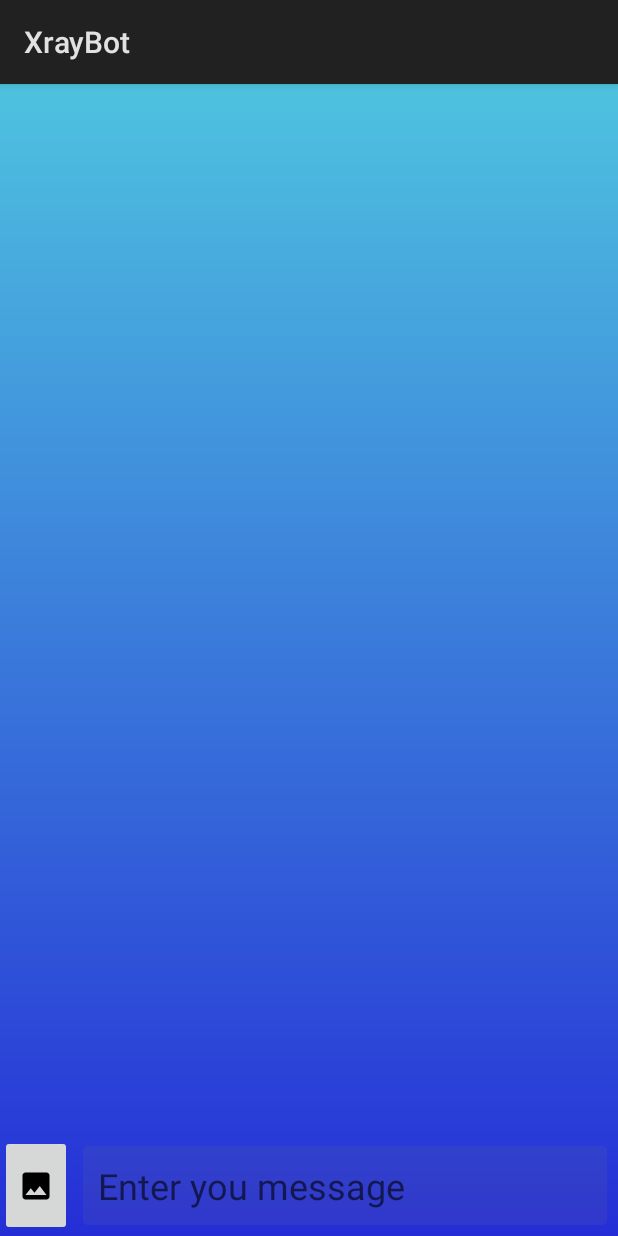
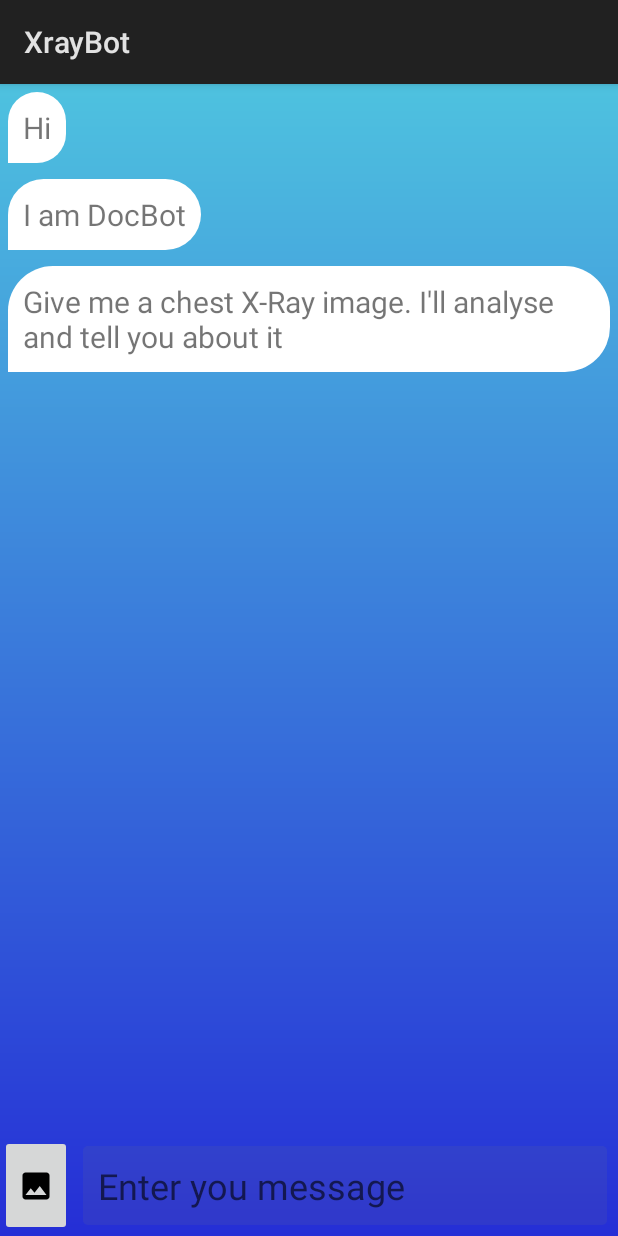
Before and after one commit to SRM-Hackathon/codenets, an Android app: the screen it shows after launch (MainActivity), on a phone screen of 412 x 824 dp. Run offline under Robolectric (Android 15) with nearby library versions, the phone set to English and light mode, and no system bars.

Commit message:
implement chat recycler view

```diff
--- a/XrayBot/app/src/main/java/com/example/sairam/xraybot/MainActivity.java
+++ b/XrayBot/app/src/main/java/com/example/sairam/xraybot/MainActivity.java
@@ -3,10 +3,15 @@ package com.example.sairam.xraybot;
 import android.app.Activity;
 import android.content.Intent;
 import android.os.Bundle;
+import android.support.v7.widget.LinearLayoutManager;
+import android.support.v7.widget.RecyclerView;
 import android.util.Log;
+import android.view.KeyEvent;
 import android.view.View;
 import android.widget.Button;
+import android.widget.EditText;
 import android.widget.ImageButton;
+import android.widget.TextView;
 import android.widget.Toast;
 
 import java.io.BufferedReader;
@@ -20,23 +25,53 @@ import java.net.HttpURLConnection;
 import java.net.MalformedURLException;
 import java.net.URL;
 import java.net.URLConnection;
+import java.util.ArrayList;
+import java.util.List;
 
 public class MainActivity extends Activity {
 
     ImageButton uploadImgBtn;
+    RecyclerView recyclerView;
+    MessageAdapter messageAdapter;
+    EditText inputMsgEdt;
+    List<Message> chatlist;
     public static final int PICK_XRAY_IMAGE = 1;
     @Override
     protected void onCreate(Bundle savedInstanceState){
         super.onCreate(savedInstanceState);
         setContentView(R.layout.activity_main);
         uploadImgBtn = findViewById(R.id.upload_img_btn);
+        recyclerView = findViewById(R.id.conversation);
+        recyclerView.setLayoutManager(new LinearLayoutManager(this,
+                LinearLayoutManager.VERTICAL, false));
         uploadImgBtn.setOnClickListener(new View.OnClickListener() {
             @Override
             public void onClick(View v) {
                 getAndUploadImage();
             }
         });
+        inputMsgEdt = findViewById(R.id.inputMessage);
+        inputMsgEdt.setOnEditorActionListener(new TextView.OnEditorActionListener() {
+            @Override
+            public boolean onEditorAction(TextView v, int actionId, KeyEvent event) {
 
+                chatlist.add( new Message(inputMsgEdt.getText().toString(), true));
+                chatlist.add( new Message(inputMsgEdt.getText().toString(), false));
+                messageAdapter.notifyDataSetChanged();
+                recyclerView.scrollToPosition(chatlist.size()-1);
+                return true;
+            }
+        });
+
+        chatlist = new ArrayList<>();
+        messageAdapter = new MessageAdapter(chatlist);
+        recyclerView.setAdapter(messageAdapter);
+        chatlist.add(new Message("Hi", false));
+        chatlist.add(new Message("I am DocBot", false));
+        chatlist.add(new Message("Give me a chest X-Ray image." +
+                " I'll analyse and tell you about it", false));
+        messageAdapter.notifyDataSetChanged();
+        recyclerView.scrollToPosition(chatlist.size()-1);
     }
 
     private String uploadImage(InputStream imageStream) throws IOException{
--- /dev/null
+++ b/XrayBot/app/src/main/java/com/example/sairam/xraybot/Message.java
@@ -0,0 +1,27 @@
+package com.example.sairam.xraybot;
+
+public class Message {
+    private String msg;
+    private boolean isMe;
+
+    public Message(String msg, boolean isMe){
+        this.msg = msg;
+        this.isMe = isMe;
+    }
+
+    public String getMsg() {
+        return msg;
+    }
+
+    public void setMsg(String msg) {
+        this.msg = msg;
+    }
+
+    public boolean isMe() {
+        return isMe;
+    }
+
+    public void setMe(boolean me) {
+        isMe = me;
+    }
+}
--- /dev/null
+++ b/XrayBot/app/src/main/java/com/example/sairam/xraybot/MessageAdapter.java
@@ -0,0 +1,54 @@
+package com.example.sairam.xraybot;
+
+import android.support.annotation.NonNull;
+import android.support.v7.widget.RecyclerView;
+import android.view.LayoutInflater;
+import android.view.View;
+import android.view.ViewGroup;
+import android.widget.TextView;
+
+import java.util.List;
+
+
+public class MessageAdapter extends RecyclerView.Adapter <MessageAdapter.CustomViewHolder> {
+
+    class CustomViewHolder extends RecyclerView.ViewHolder{
+        TextView textView;
+        public CustomViewHolder(View itemView){
+            super(itemView);
+            textView = itemView.findViewById(R.id.text_message);
+        }
+    }
+    List<Message> messageList;
+
+    public MessageAdapter(List<Message> messageList){
+        this.messageList = messageList;
+    }
+
+    @NonNull
+    @Override
+    public MessageAdapter.CustomViewHolder onCreateViewHolder(@NonNull ViewGroup viewGroup, int viewType) {
+        return new MessageAdapter.CustomViewHolder(LayoutInflater.from(viewGroup.getContext())
+                .inflate(viewType, viewGroup, false));
+    }
+
+    @Override
+    public void onBindViewHolder(@NonNull MessageAdapter.CustomViewHolder customViewHolder, int position) {
+        customViewHolder.textView.setText(messageList.get(position).getMsg());
+    }
+
+    @Override
+    public int getItemViewType(int position) {
+        if(messageList.get(position).isMe()){
+            return R.layout.user_message;
+        }
+        else{
+            return R.layout.bot_message;
+        }
+    }
+
+    @Override
+    public int getItemCount() {
+        return messageList.size();
+    }
+}
--- /dev/null
+++ b/XrayBot/app/src/main/res/drawable/bot_message.xml
@@ -0,0 +1,12 @@
+<?xml version="1.0" encoding="utf-8"?>
+<shape xmlns:android="http://schemas.android.com/apk/res/android">
+
+    <corners
+        android:topRightRadius="30dp"
+        android:topLeftRadius="30dp"
+        android:bottomRightRadius="30dp"/>
+
+    <gradient
+        android:startColor="#FFFFFF"
+        android:endColor="#FFFFFF"/>
+</shape>
--- a/XrayBot/app/src/main/res/layout/activity_main.xml
+++ b/XrayBot/app/src/main/res/layout/activity_main.xml
@@ -7,7 +7,15 @@
     android:background="@drawable/bg_home"
     tools:context=".MainActivity">
 
+    <android.support.v7.widget.RecyclerView
+        android:id="@+id/conversation"
+        android:layout_width="match_parent"
+        android:layout_height="match_parent"
+        android:layout_above="@id/userInput"/>
+
+
     <LinearLayout
+        android:id="@+id/userInput"
         android:layout_width="match_parent"
         android:layout_height="wrap_content"
         android:orientation="horizontal"
@@ -34,11 +42,5 @@
 
     </LinearLayout>
 
-    <android.support.v7.widget.RecyclerView
-        android:id="@+id/conversation"
-        android:layout_width="match_parent"
-        android:layout_height="match_parent"
-        android:layout_alignParentStart="true"
-        android:layout_alignParentTop="true"/>
 
 </RelativeLayout>
--- /dev/null
+++ b/XrayBot/app/src/main/res/layout/bot_message.xml
@@ -0,0 +1,17 @@
+<?xml version="1.0" encoding="utf-8"?>
+<RelativeLayout
+    xmlns:android="http://schemas.android.com/apk/res/android" android:layout_width="match_parent"
+    android:layout_height="wrap_content">
+
+    <TextView
+        android:id="@+id/text_message"
+        android:textSize="20sp"
+        android:layout_width="wrap_content"
+        android:layout_height="wrap_content"
+        android:text="Hello World"
+        android:padding="10dp"
+        android:layout_margin="5dp"
+        android:layout_alignParentStart="true"
+        android:background="@drawable/bot_message"/>
+
+</RelativeLayout>
```
Also changed, not shown: XrayBot/app/src/main/res/drawable/user_message.xml (added, +13 -0 lines), XrayBot/app/src/main/res/layout/user_message.xml (added, +17 -0 lines).
